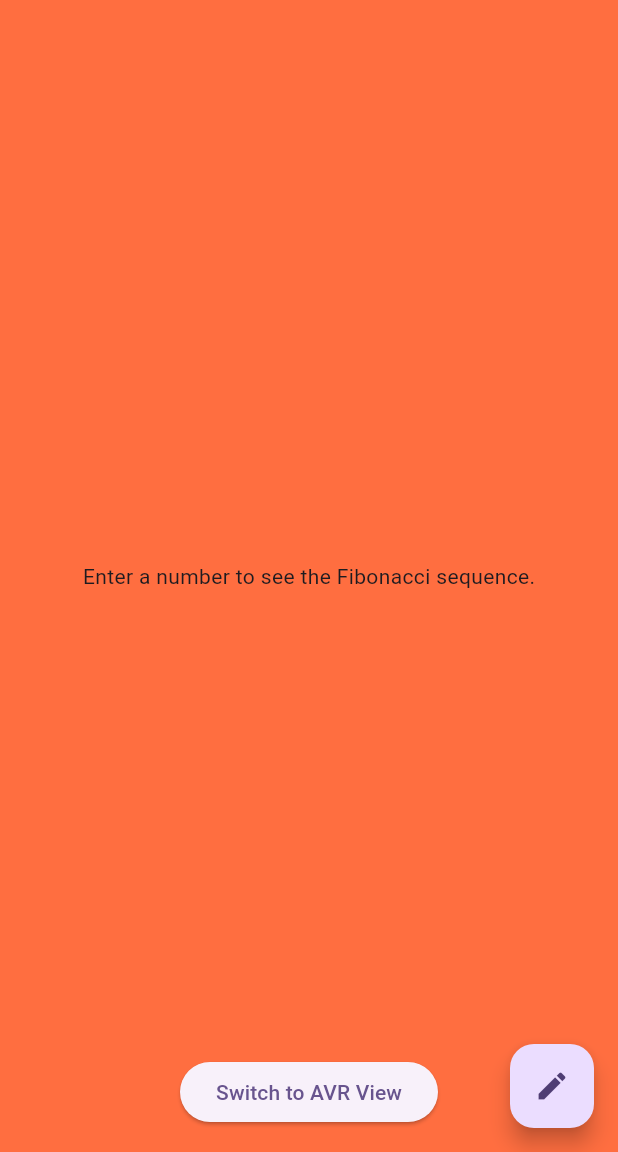
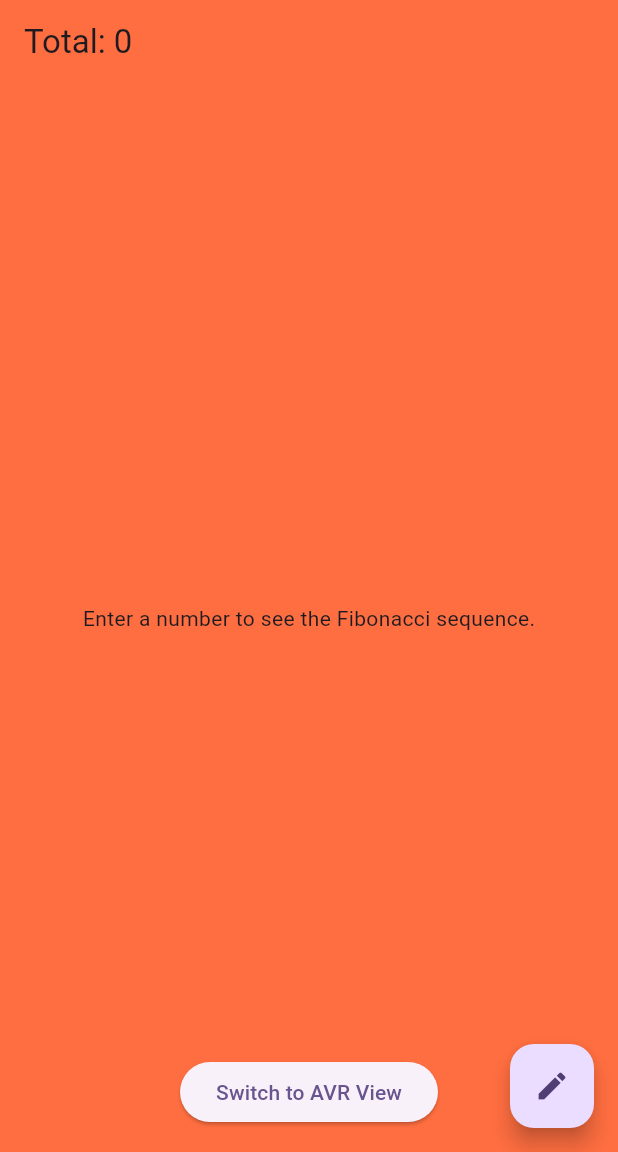
Before and after one commit to alleylopez/alley-fibonacci, a Flutter app: the screen it shows after launch, after a tap on "Switch to Bad View", on a phone screen of 412 x 824 dp, the part 84-1236 px from its top. Run offline on Flutter 3.47's test engine with Material 3 defaults, Android fonts, the phone set to English and light mode, and no system bars; our stand-ins replace dio.

Commit message:
chore: minor

```diff
--- a/lib/src/bad_surface/bad_surface.dart
+++ b/lib/src/bad_surface/bad_surface.dart
@@ -11,7 +11,8 @@ class BadSurface extends StatefulWidget {
 }
 
 class _BadSurfaceState extends State<BadSurface> {
-  Map<String, dynamic> _fibonacciMap = {};
+  List<int> _sequence = [];
+  int _total = 0;
   bool _isLoading = false;
   String? _error;
 
@@ -38,14 +39,14 @@ class _BadSurfaceState extends State<BadSurface> {
     });
 
     try {
-      // This is a placeholder endpoint. Replace with your actual API.
-      final response = await Dio().get(
-        'https://dummyjson.com/products/${widget.number}',
+      final response = await Dio().post(
+        'https://api-fibonacci-654848717191.southamerica-east1.run.app/fibonacci',
+        data: {'fibonacci_length': widget.number},
       );
       if (response.statusCode == 200) {
         setState(() {
-          // Assuming the API returns a map.
-          _fibonacciMap = Map<String, dynamic>.from(response.data);
+          _total = response.data['total'] ?? 0;
+          _sequence = List<int>.from(response.data['sequence'] ?? []);
         });
       } else {
         setState(() {
@@ -65,22 +66,29 @@ class _BadSurfaceState extends State<BadSurface> {
 
   @override
   Widget build(BuildContext context) {
-    return Container(
-      color: Colors.deepOrangeAccent, // Use your palette token here
+    return Scaffold(
+      appBar: AppBar(
+        backgroundColor: Colors.deepOrangeAccent,
+        title: Text('Total: $_total'),
+      ),
+      body: Container(
+        color: Colors.deepOrangeAccent,
         child: _isLoading
             ? const Center(child: CircularProgressIndicator())
             : _error != null
             ? Center(
                 child: Text(_error!, style: const TextStyle(color: Colors.red)),
               )
-          : _fibonacciMap.isEmpty
+            : _sequence.isEmpty
             ? const Center(
                 child: Text('Enter a number to see the Fibonacci sequence.'),
               )
-          : ListView(
-              children: _fibonacciMap.entries.map((entry) {
-                return ListTile(title: Text('${entry.key}: ${entry.value}'));
-              }).toList(),
+            : ListView.builder(
+                itemCount: _sequence.length,
+                itemBuilder: (context, index) {
+                  return ListTile(title: Text('${_sequence[index]}'));
+                },
+              ),
       ),
     );
   }
```
Lines whose indentation alone changed are shown as unchanged.
